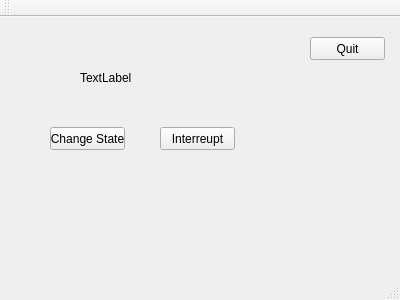
The window that State/mainwindow.ui (lzha174/qtPro) describes before a commit, drawn with Qt 5.
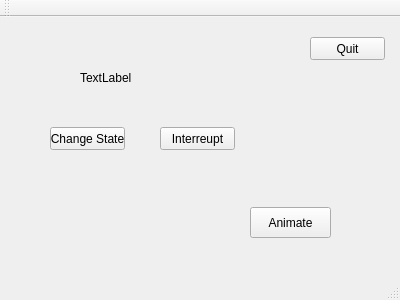
The same window after the commit.

```diff
--- a/State/mainwindow.ui
+++ b/State/mainwindow.ui
@@ -66,6 +66,19 @@
      <string>Interreupt</string>
     </property>
    </widget>
+   <widget class="QPushButton" name="Animate">
+    <property name="geometry">
+     <rect>
+      <x>250</x>
+      <y>190</y>
+      <width>81</width>
+      <height>31</height>
+     </rect>
+    </property>
+    <property name="text">
+     <string>Animate</string>
+    </property>
+   </widget>
   </widget>
   <widget class="QMenuBar" name="menuBar">
    <property name="geometry">
```
